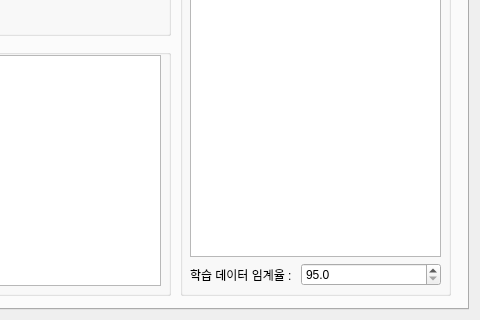
boa9448/PyAutoMakerHuman, file resource/main_form.ui: the form before one commit; both pictures show x 642 to 1122 and y 341 to 661 of the 1122 by 661 pixel window.
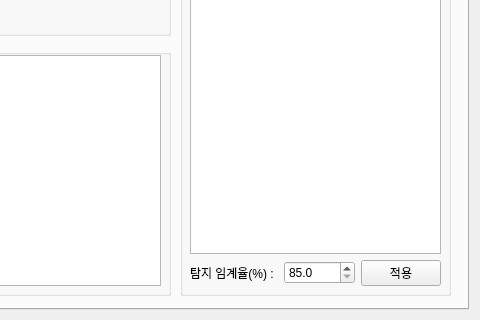
The form after the commit.

Commit message: 데이터셋 파일 로드 작성, 일부 연결 테스트

The edit to the form file:
```diff
--- a/resource/main_form.ui
+++ b/resource/main_form.ui
@@ -202,7 +202,7 @@
             </sizepolicy>
            </property>
            <property name="text">
-            <string>학습 데이터 임계율 : </string>
+            <string>탐지 임계율(%) : </string>
            </property>
           </widget>
          </item>
@@ -212,13 +212,20 @@
             <bool>true</bool>
            </property>
            <property name="specialValueText">
-            <string>95.0</string>
+            <string>85.0</string>
            </property>
            <property name="decimals">
             <number>3</number>
            </property>
           </widget>
          </item>
+         <item>
+          <widget class="QPushButton" name="train_thresh_apply_button">
+           <property name="text">
+            <string>적용</string>
+           </property>
+          </widget>
+         </item>
         </layout>
        </item>
       </layout>
```
The commit also changes 3 other files.
